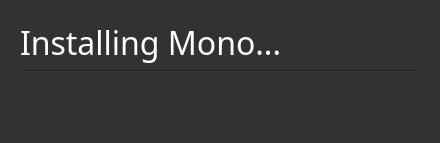
This is monoframework.ui in BenjaminHalko/WiiMusicEditorPlus as Qt 5 draws it before an edit. The edited form follows.
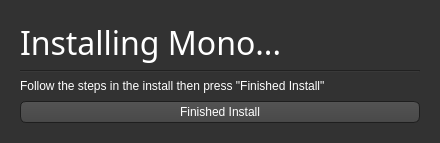
This is the edited form. The open tabs and pages were chosen to show the change. Icons and pictures are not drawn.

Commit message: Worked on more Mono Framework

What changed in the file:
```diff
--- a/monoframework.ui
+++ b/monoframework.ui
@@ -625,6 +625,13 @@
          </property>
         </widget>
        </item>
+       <item>
+        <widget class="QLabel" name="label">
+         <property name="text">
+          <string>Follow the steps in the install then press &quot;Finished Install&quot;</string>
+         </property>
+        </widget>
+       </item>
        <item>
         <spacer name="Spacer3">
          <property name="orientation">
@@ -638,6 +645,13 @@
          </property>
         </spacer>
        </item>
+       <item>
+        <widget class="QPushButton" name="MacDone">
+         <property name="text">
+          <string>Finished Install</string>
+         </property>
+        </widget>
+       </item>
       </layout>
      </widget>
      <widget class="QWidget" name="LinuxMono">
```
The commit also changes 2 other files.
